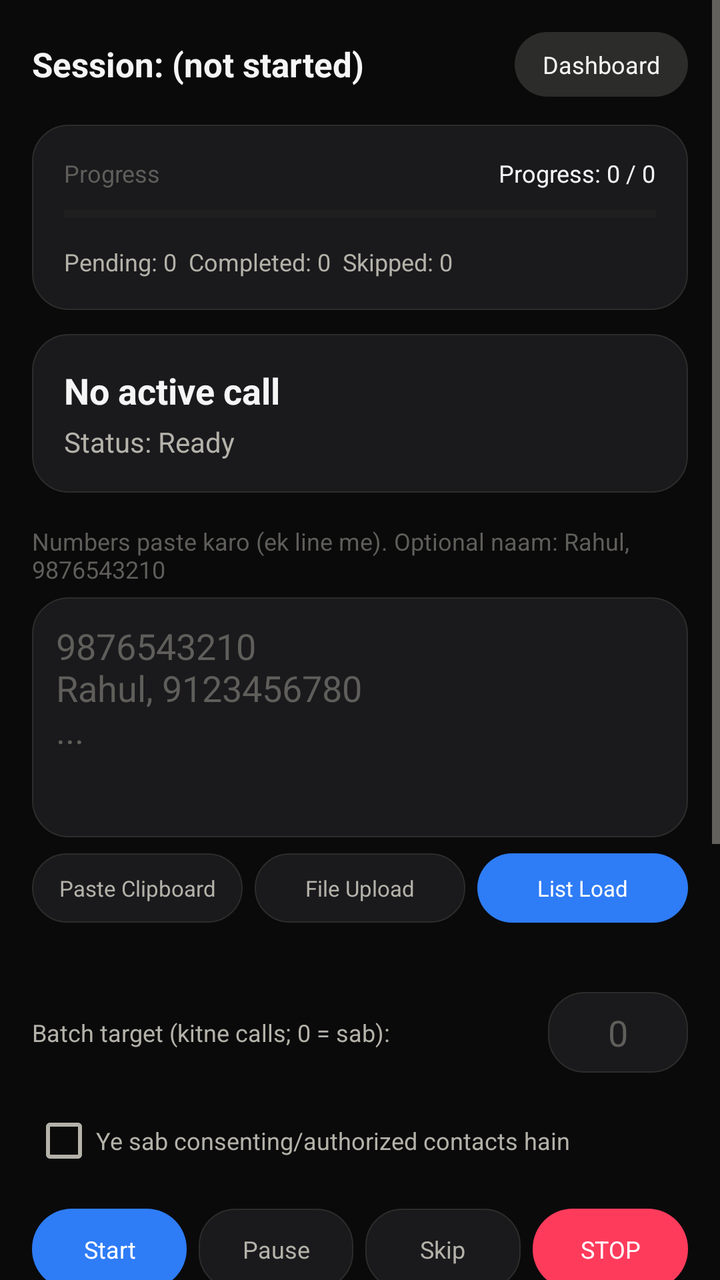
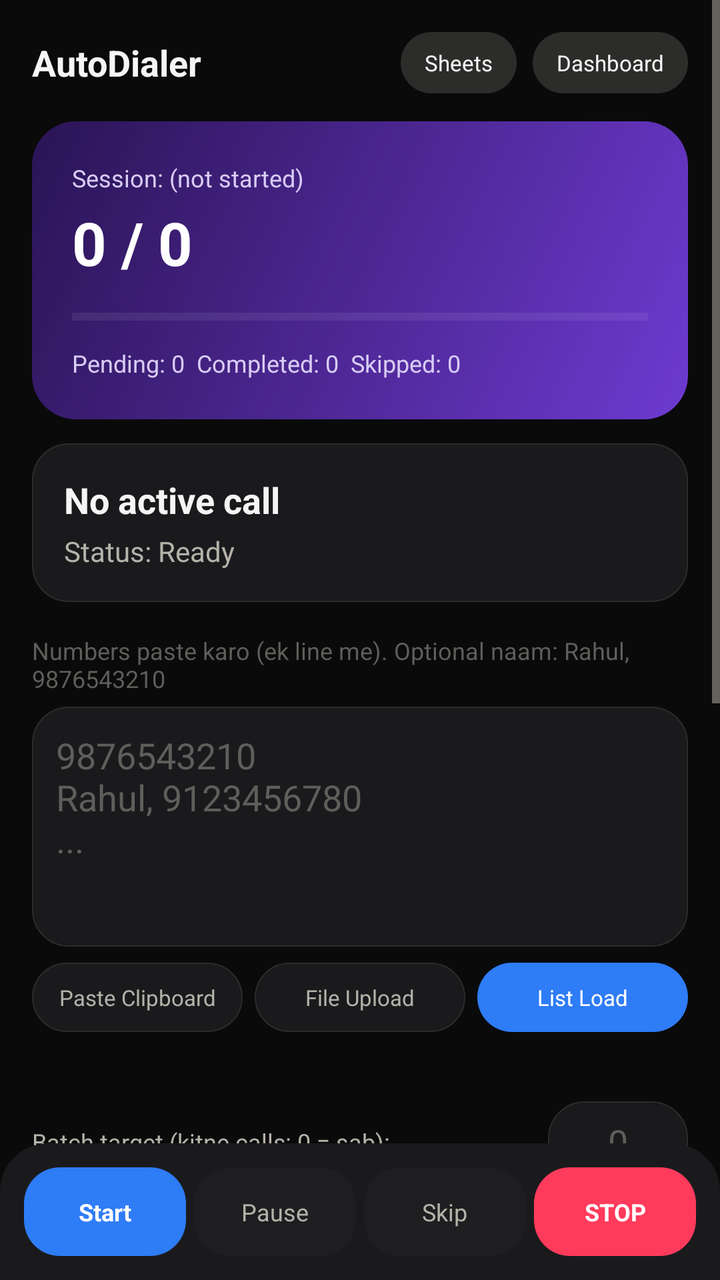

An Android layout rendered at two revisions. The XML below is the earlier revision; the diff shows what the commit changed to produce the second picture.
<!-- AndroidManifest.xml: application theme Theme.AutoDialer -->
<!-- res/layout/activity_main.xml -->
<?xml version="1.0" encoding="utf-8"?>
<FrameLayout xmlns:android="http://schemas.android.com/apk/res/android"
    android:layout_width="match_parent"
    android:layout_height="match_parent"
    android:background="@color/bg_dark">

    <ScrollView
        android:layout_width="match_parent"
        android:layout_height="match_parent">

        <LinearLayout
            android:layout_width="match_parent"
            android:layout_height="wrap_content"
            android:orientation="vertical"
            android:padding="16dp">

            <LinearLayout
                android:layout_width="match_parent"
                android:layout_height="wrap_content"
                android:orientation="horizontal"
                android:gravity="center_vertical">

                <TextView
                    android:id="@+id/tvSessionName"
                    android:layout_width="0dp"
                    android:layout_weight="1"
                    android:layout_height="wrap_content"
                    android:text="Session: (not started)"
                    android:textStyle="bold"
                    android:textColor="@color/text_primary_dark"
                    android:textSize="17sp"/>

                <TextView
                    android:id="@+id/btnDashboard"
                    android:layout_width="wrap_content"
                    android:layout_height="wrap_content"
                    android:background="@drawable/bg_avatar"
                    android:paddingStart="14dp"
                    android:paddingEnd="14dp"
                    android:paddingTop="8dp"
                    android:paddingBottom="8dp"
                    android:textColor="@color/text_primary_dark"
                    android:textSize="12sp"
                    android:text="Dashboard"/>
            </LinearLayout>

            <LinearLayout
                android:layout_width="match_parent"
                android:layout_height="wrap_content"
                android:orientation="vertical"
                android:background="@drawable/bg_card"
                android:padding="16dp"
                android:layout_marginTop="14dp">

                <LinearLayout
                    android:layout_width="match_parent"
                    android:layout_height="wrap_content"
                    android:orientation="horizontal">

                    <TextView
                        android:layout_width="0dp"
                        android:layout_weight="1"
                        android:layout_height="wrap_content"
                        android:text="Progress"
                        android:textColor="@color/text_muted_dark"
                        android:textSize="12sp"/>

                    <TextView
                        android:id="@+id/tvProgress"
                        android:layout_width="wrap_content"
                        android:layout_height="wrap_content"
                        android:text="Progress: 0 / 0"
                        android:textColor="@color/text_primary_dark"
                        android:textSize="12sp"/>
                </LinearLayout>

                <ProgressBar
                    android:id="@+id/progressBar"
                    style="?android:attr/progressBarStyleHorizontal"
                    android:layout_width="match_parent"
                    android:layout_height="8dp"
                    android:layout_marginTop="8dp"
                    android:progressTint="@color/progress_fill"
                    android:progressBackgroundTint="@color/progress_track"
                    android:max="100"
                    android:progress="0"/>

                <TextView
                    android:id="@+id/tvCounts"
                    android:layout_width="wrap_content"
                    android:layout_height="wrap_content"
                    android:layout_marginTop="12dp"
                    android:textColor="@color/text_secondary_dark"
                    android:textSize="12sp"
                    android:text="Pending: 0  Completed: 0  Skipped: 0"/>
            </LinearLayout>

            <LinearLayout
                android:layout_width="match_parent"
                android:layout_height="wrap_content"
                android:orientation="vertical"
                android:background="@drawable/bg_card"
                android:padding="16dp"
                android:layout_marginTop="12dp">

                <TextView
                    android:id="@+id/tvCurrentLead"
                    android:layout_width="wrap_content"
                    android:layout_height="wrap_content"
                    android:textStyle="bold"
                    android:textColor="@color/text_primary_dark"
                    android:textSize="18sp"
                    android:text="No active call"/>

                <TextView
                    android:id="@+id/tvStatus"
                    android:layout_width="wrap_content"
                    android:layout_height="wrap_content"
                    android:layout_marginTop="4dp"
                    android:textColor="@color/text_secondary_dark"
                    android:text="Status: Ready"/>
            </LinearLayout>

            <TextView
                android:layout_width="wrap_content"
                android:layout_height="wrap_content"
                android:layout_marginTop="16dp"
                android:text="Numbers paste karo (ek line me). Optional naam: Rahul, 9876543210"
                android:textColor="@color/text_muted_dark"
                android:textSize="12sp"/>

            <EditText
                android:id="@+id/etNumbers"
                android:layout_width="match_parent"
                android:layout_height="120dp"
                android:gravity="top|start"
                android:hint="9876543210&#10;Rahul, 9123456780&#10;..."
                android:inputType="textMultiLine"
                android:background="@drawable/bg_card"
                android:textColor="@color/text_primary_dark"
                android:textColorHint="@color/text_muted_dark"
                android:padding="12dp"
                android:layout_marginTop="6dp"/>

            <LinearLayout
                android:layout_width="match_parent"
                android:layout_height="wrap_content"
                android:orientation="horizontal"
                android:layout_marginTop="8dp">

                <TextView
                    android:id="@+id/btnPasteClipboard"
                    android:layout_width="0dp"
                    android:layout_weight="1"
                    android:layout_height="wrap_content"
                    android:background="@drawable/bg_card"
                    android:gravity="center"
                    android:padding="10dp"
                    android:textColor="@color/text_secondary_dark"
                    android:textSize="11sp"
                    android:text="Paste Clipboard"/>

                <TextView
                    android:id="@+id/btnImportFile"
                    android:layout_width="0dp"
                    android:layout_weight="1"
                    android:layout_height="wrap_content"
                    android:layout_marginStart="6dp"
                    android:background="@drawable/bg_card"
                    android:gravity="center"
                    android:padding="10dp"
                    android:textColor="@color/text_secondary_dark"
                    android:textSize="11sp"
                    android:text="File Upload"/>

                <TextView
                    android:id="@+id/btnLoadList"
                    android:layout_width="0dp"
                    android:layout_weight="1"
                    android:layout_height="wrap_content"
                    android:layout_marginStart="6dp"
                    android:background="@drawable/bg_pill_resume"
                    android:gravity="center"
                    android:padding="10dp"
                    android:textColor="@color/resume_text"
                    android:textSize="11sp"
                    android:text="List Load"/>
            </LinearLayout>

            <TextView
                android:id="@+id/tvDuplicateInfo"
                android:layout_width="wrap_content"
                android:layout_height="wrap_content"
                android:layout_marginTop="6dp"
                android:textColor="@color/no_bg"
                android:textSize="11sp"
                android:text=""/>

            <LinearLayout
                android:layout_width="match_parent"
                android:layout_height="wrap_content"
                android:orientation="horizontal"
                android:layout_marginTop="14dp"
                android:gravity="center_vertical">

                <TextView
                    android:layout_width="0dp"
                    android:layout_weight="1"
                    android:layout_height="wrap_content"
                    android:textColor="@color/text_secondary_dark"
                    android:textSize="12sp"
                    android:text="Batch target (kitne calls; 0 = sab):"/>

                <EditText
                    android:id="@+id/etBatchTarget"
                    android:layout_width="70dp"
                    android:layout_height="wrap_content"
                    android:inputType="number"
                    android:hint="0"
                    android:textColor="@color/text_primary_dark"
                    android:textColorHint="@color/text_muted_dark"
                    android:background="@drawable/bg_card"
                    android:padding="8dp"
                    android:gravity="center"/>
            </LinearLayout>

            <CheckBox
                android:id="@+id/cbConsent"
                android:layout_width="match_parent"
                android:layout_height="wrap_content"
                android:layout_marginTop="10dp"
                android:textColor="@color/text_secondary_dark"
                android:text="Ye sab consenting/authorized contacts hain"
                android:textSize="12sp"/>

            <LinearLayout
                android:layout_width="match_parent"
                android:layout_height="wrap_content"
                android:orientation="horizontal"
                android:layout_marginTop="10dp">

                <TextView
                    android:id="@+id/btnStart"
                    android:layout_width="0dp"
                    android:layout_weight="1"
                    android:layout_height="wrap_content"
                    android:background="@drawable/bg_pill_resume"
                    android:gravity="center"
                    android:padding="12dp"
                    android:textColor="@color/resume_text"
                    android:textSize="12sp"
                    android:text="Start"/>

                <TextView
                    android:id="@+id/btnPause"
                    android:layout_width="0dp"
                    android:layout_weight="1"
                    android:layout_height="wrap_content"
                    android:layout_marginStart="6dp"
                    android:background="@drawable/bg_card"
                    android:gravity="center"
                    android:padding="12dp"
                    android:textColor="@color/text_secondary_dark"
                    android:textSize="12sp"
                    android:text="Pause"/>

                <TextView
                    android:id="@+id/btnSkip"
                    android:layout_width="0dp"
                    android:layout_weight="1"
                    android:layout_height="wrap_content"
                    android:layout_marginStart="6dp"
                    android:background="@drawable/bg_card"
                    android:gravity="center"
                    android:padding="12dp"
                    android:textColor="@color/text_secondary_dark"
                    android:textSize="12sp"
                    android:text="Skip"/>

                <TextView
                    android:id="@+id/btnStop"
                    android:layout_width="0dp"
                    android:layout_weight="1"
                    android:layout_height="wrap_content"
                    android:layout_marginStart="6dp"
                    android:background="@drawable/bg_pill_no"
                    android:gravity="center"
                    android:padding="12dp"
                    android:textColor="@color/no_text"
                    android:textSize="12sp"
                    android:text="STOP"/>
            </LinearLayout>

            <TextView
                android:id="@+id/tvResumeBanner"
                android:layout_width="match_parent"
                android:layout_height="wrap_content"
                android:layout_marginTop="10dp"
                android:padding="10dp"
                android:background="@drawable/bg_pill_info"
                android:textColor="@color/info_text"
                android:visibility="gone"
                android:text="Pichla session mila - Resume Session dabao"/>

            <androidx.recyclerview.widget.RecyclerView
                android:id="@+id/rvNumbers"
                android:layout_width="match_parent"
                android:layout_height="300dp"
                android:layout_marginTop="10dp"/>

        </LinearLayout>
    </ScrollView>

    <LinearLayout
        android:id="@+id/overlayOutcome"
        android:layout_width="match_parent"
        android:layout_height="match_parent"
        android:orientation="vertical"
        android:gravity="center"
        android:visibility="gone"
        android:padding="20dp"
        android:background="#0A0A0B">

        <TextView
            android:layout_width="wrap_content"
            android:layout_height="wrap_content"
            android:layout_marginBottom="16dp"
            android:text="Call khatam — agla option chuno"
            android:textColor="@color/text_muted_dark"
            android:textSize="13sp"/>

        <LinearLayout
            android:layout_width="match_parent"
            android:layout_height="0dp"
            android:layout_weight="1"
            android:orientation="horizontal">

            <TextView
                android:id="@+id/btnOutcomeResume"
                android:layout_width="0dp"
                android:layout_weight="1"
                android:layout_height="match_parent"
                android:layout_marginEnd="6dp"
                android:layout_marginBottom="6dp"
                android:background="@drawable/bg_glow_box_resume"
                android:gravity="center"
                android:elevation="16dp"
                android:textColor="@color/resume_text"
                android:textSize="20sp"
                android:textStyle="bold"
                android:text="RESUME"/>

            <TextView
                android:id="@+id/btnOutcomeNo"
                android:layout_width="0dp"
                android:layout_weight="1"
                android:layout_height="match_parent"
                android:layout_marginStart="6dp"
                android:layout_marginBottom="6dp"
                android:background="@drawable/bg_glow_box_no"
                android:gravity="center"
                android:elevation="16dp"
                android:textColor="@color/no_text"
                android:textSize="20sp"
                android:textStyle="bold"
                android:text="NO"/>
        </LinearLayout>

        <LinearLayout
            android:layout_width="match_parent"
            android:layout_height="0dp"
            android:layout_weight="1"
            android:orientation="horizontal">

            <TextView
                android:id="@+id/btnOutcomePositive"
                android:layout_width="0dp"
                android:layout_weight="1"
                android:layout_height="match_parent"
                android:layout_marginEnd="6dp"
                android:layout_marginTop="6dp"
                android:background="@drawable/bg_glow_box_positive"
                android:gravity="center"
                android:elevation="16dp"
                android:textColor="@color/positive_text"
                android:textSize="20sp"
                android:textStyle="bold"
                android:text="POSITIVE"/>

            <TextView
                android:id="@+id/btnOutcomeInfo"
                android:layout_width="0dp"
                android:layout_weight="1"
                android:layout_height="match_parent"
                android:layout_marginStart="6dp"
                android:layout_marginTop="6dp"
                android:background="@drawable/bg_glow_box_info"
                android:gravity="center"
                android:elevation="16dp"
                android:textColor="@color/info_text"
                android:textSize="20sp"
                android:textStyle="bold"
                android:text="INFO"/>
        </LinearLayout>
    </LinearLayout>

</FrameLayout>
<!-- resources referenced by this layout -->
<resources>
  <color name="bg_dark">#0A0A0B</color>
  <color name="info_text">#412402</color>
  <color name="no_bg">#FF3B5C</color>
  <color name="no_text">#FFFFFF</color>
  <color name="positive_text">#06341A</color>
  <color name="progress_fill">#2ED47A</color>
  <color name="progress_track">#2C2C2A</color>
  <color name="resume_text">#FFFFFF</color>
  <color name="text_muted_dark">#5F5E5A</color>
  <color name="text_primary_dark">#F5F5F5</color>
  <color name="text_secondary_dark">#B4B2A9</color>
  <!-- drawable bg_avatar (drawable) -->
  <?xml version="1.0" encoding="utf-8"?>
  <shape xmlns:android="http://schemas.android.com/apk/res/android">
      <solid android:color="@color/border_dark"/>
      <corners android:radius="24dp"/>
  </shape>
  <!-- drawable bg_card (drawable) -->
  <?xml version="1.0" encoding="utf-8"?>
  <shape xmlns:android="http://schemas.android.com/apk/res/android">
      <solid android:color="@color/surface_dark"/>
      <corners android:radius="18dp"/>
      <stroke android:width="0.5dp" android:color="@color/border_dark"/>
  </shape>
  <!-- drawable bg_glow_box_info (drawable) -->
  <?xml version="1.0" encoding="utf-8"?>
  <layer-list xmlns:android="http://schemas.android.com/apk/res/android">
      <item>
          <shape android:shape="rectangle">
              <solid android:color="@color/info_bg"/>
              <corners android:radius="18dp"/>
          </shape>
      </item>
  </layer-list>
  <!-- drawable bg_glow_box_no (drawable) -->
  <?xml version="1.0" encoding="utf-8"?>
  <layer-list xmlns:android="http://schemas.android.com/apk/res/android">
      <item>
          <shape android:shape="rectangle">
              <solid android:color="@color/no_bg"/>
              <corners android:radius="18dp"/>
          </shape>
      </item>
  </layer-list>
  <!-- drawable bg_pill_info (drawable) -->
  <?xml version="1.0" encoding="utf-8"?>
  <shape xmlns:android="http://schemas.android.com/apk/res/android">
      <solid android:color="@color/info_bg"/>
      <corners android:radius="20dp"/>
  </shape>
  <!-- drawable bg_pill_no (drawable) -->
  <?xml version="1.0" encoding="utf-8"?>
  <shape xmlns:android="http://schemas.android.com/apk/res/android">
      <solid android:color="@color/no_bg"/>
      <corners android:radius="20dp"/>
  </shape>
  <!-- drawable bg_pill_resume (drawable) -->
  <?xml version="1.0" encoding="utf-8"?>
  <shape xmlns:android="http://schemas.android.com/apk/res/android">
      <solid android:color="@color/resume_bg"/>
      <corners android:radius="20dp"/>
  </shape>
  <color name="border_dark">#2C2C2A</color>
  <color name="surface_dark">#1A1A1D</color>
  <color name="info_bg">#FFB020</color>
  <color name="positive_bg">#2ED47A</color>
  <color name="resume_bg">#2E7CF6</color>
  <!-- unchanged entries left out for length: 3 -->
</resources>

<!-- the commit's change to res/layout/activity_main.xml (unified diff, before → after) -->
@@ -6,7 +6,9 @@
 
     <ScrollView
         android:layout_width="match_parent"
-        android:layout_height="match_parent">
+        android:layout_height="match_parent"
+        android:paddingBottom="86dp"
+        android:clipToPadding="false">
 
         <LinearLayout
             android:layout_width="match_parent"
@@ -14,6 +16,7 @@
             android:orientation="vertical"
             android:padding="16dp">
 
+            
             <LinearLayout
                 android:layout_width="match_parent"
                 android:layout_height="wrap_content"
@@ -21,67 +24,77 @@
                 android:gravity="center_vertical">
 
                 <TextView
-                    android:id="@+id/tvSessionName"
                     android:layout_width="0dp"
                     android:layout_weight="1"
                     android:layout_height="wrap_content"
-                    android:text="Session: (not started)"
+                    android:text="AutoDialer"
                     android:textStyle="bold"
                     android:textColor="@color/text_primary_dark"
-                    android:textSize="17sp"/>
-
-                <TextView
-                    android:id="@+id/btnDashboard"
+                    android:textSize="18sp"/>
+
+                <TextView
+                    android:id="@+id/btnSheets"
                     android:layout_width="wrap_content"
                     android:layout_height="wrap_content"
                     android:background="@drawable/bg_avatar"
-                    android:paddingStart="14dp"
-                    android:paddingEnd="14dp"
+                    android:paddingStart="12dp"
+                    android:paddingEnd="12dp"
                     android:paddingTop="8dp"
                     android:paddingBottom="8dp"
                     android:textColor="@color/text_primary_dark"
-                    android:textSize="12sp"
+                    android:textSize="11sp"
+                    android:text="Sheets"/>
+
+                <TextView
+                    android:id="@+id/btnDashboard"
+                    android:layout_width="wrap_content"
+                    android:layout_height="wrap_content"
+                    android:layout_marginStart="8dp"
+                    android:background="@drawable/bg_avatar"
+                    android:paddingStart="12dp"
+                    android:paddingEnd="12dp"
+                    android:paddingTop="8dp"
+                    android:paddingBottom="8dp"
+                    android:textColor="@color/text_primary_dark"
+                    android:textSize="11sp"
                     android:text="Dashboard"/>
             </LinearLayout>
 
+            
             <LinearLayout
                 android:layout_width="match_parent"
                 android:layout_height="wrap_content"
                 android:orientation="vertical"
-                android:background="@drawable/bg_card"
-                android:padding="16dp"
+                android:background="@drawable/bg_hero_gradient"
+                android:padding="20dp"
                 android:layout_marginTop="14dp">
 
-                <LinearLayout
-                    android:layout_width="match_parent"
-                    android:layout_height="wrap_content"
-                    android:orientation="horizontal">
-
-                    <TextView
-                        android:layout_width="0dp"
-                        android:layout_weight="1"
-                        android:layout_height="wrap_content"
-                        android:text="Progress"
-                        android:textColor="@color/text_muted_dark"
-                        android:textSize="12sp"/>
-
-                    <TextView
-                        android:id="@+id/tvProgress"
-                        android:layout_width="wrap_content"
-                        android:layout_height="wrap_content"
-                        android:text="Progress: 0 / 0"
-                        android:textColor="@color/text_primary_dark"
-                        android:textSize="12sp"/>
-                </LinearLayout>
+                <TextView
+                    android:id="@+id/tvSessionName"
+                    android:layout_width="wrap_content"
+                    android:layout_height="wrap_content"
+                    android:textColor="#D8CCF5"
+                    android:textSize="12sp"
+                    android:text="Session: (not started)"/>
+
+                <TextView
+                    android:id="@+id/tvProgress"
+                    android:layout_width="wrap_content"
+                    android:layout_height="wrap_content"
+                    android:layout_marginTop="4dp"
+                    android:textColor="#FFFFFF"
+                    android:textStyle="bold"
+                    android:textSize="30sp"
+                    android:text="0 / 0"/>
 
                 <ProgressBar
                     android:id="@+id/progressBar"
                     style="?android:attr/progressBarStyleHorizontal"
                     android:layout_width="match_parent"
-                    android:layout_height="8dp"
-                    android:layout_marginTop="8dp"
-                    android:progressTint="@color/progress_fill"
-                    android:progressBackgroundTint="@color/progress_track"
+                    android:layout_height="6dp"
+                    android:layout_marginTop="14dp"
+                    android:progressTint="#FFFFFF"
+                    android:progressBackgroundTint="#40FFFFFF"
                     android:max="100"
                     android:progress="0"/>
 
@@ -90,11 +103,12 @@
                     android:layout_width="wrap_content"
                     android:layout_height="wrap_content"
                     android:layout_marginTop="12dp"
-                    android:textColor="@color/text_secondary_dark"
+                    android:textColor="#D8CCF5"
                     android:textSize="12sp"
                     android:text="Pending: 0  Completed: 0  Skipped: 0"/>
             </LinearLayout>
 
+            
             <LinearLayout
                 android:layout_width="match_parent"
                 android:layout_height="wrap_content"
@@ -233,64 +247,6 @@
                 android:text="Ye sab consenting/authorized contacts hain"
                 android:textSize="12sp"/>
 
-            <LinearLayout
-                android:layout_width="match_parent"
-                android:layout_height="wrap_content"
-                android:orientation="horizontal"
-                android:layout_marginTop="10dp">
-
-                <TextView
-                    android:id="@+id/btnStart"
-                    android:layout_width="0dp"
-                    android:layout_weight="1"
-                    android:layout_height="wrap_content"
-                    android:background="@drawable/bg_pill_resume"
-                    android:gravity="center"
-                    android:padding="12dp"
-                    android:textColor="@color/resume_text"
-                    android:textSize="12sp"
-                    android:text="Start"/>
-
-                <TextView
-                    android:id="@+id/btnPause"
-                    android:layout_width="0dp"
-                    android:layout_weight="1"
-                    android:layout_height="wrap_content"
-                    android:layout_marginStart="6dp"
-                    android:background="@drawable/bg_card"
-                    android:gravity="center"
-                    android:padding="12dp"
-                    android:textColor="@color/text_secondary_dark"
-                    android:textSize="12sp"
-                    android:text="Pause"/>
-
-                <TextView
-                    android:id="@+id/btnSkip"
-                    android:layout_width="0dp"
-                    android:layout_weight="1"
-                    android:layout_height="wrap_content"
-                    android:layout_marginStart="6dp"
-                    android:background="@drawable/bg_card"
-                    android:gravity="center"
-                    android:padding="12dp"
-                    android:textColor="@color/text_secondary_dark"
-                    android:textSize="12sp"
-                    android:text="Skip"/>
-
-                <TextView
-                    android:id="@+id/btnStop"
-                    android:layout_width="0dp"
-                    android:layout_weight="1"
-                    android:layout_height="wrap_content"
-                    android:layout_marginStart="6dp"
-                    android:background="@drawable/bg_pill_no"
-                    android:gravity="center"
-                    android:padding="12dp"
-                    android:textColor="@color/no_text"
-                    android:textSize="12sp"
-                    android:text="STOP"/>
-            </LinearLayout>
-
             <TextView
                 android:id="@+id/tvResumeBanner"
                 android:layout_width="match_parent"
@@ -302,15 +258,89 @@
                 android:visibility="gone"
                 android:text="Pichla session mila - Resume Session dabao"/>
 
+            <TextView
+                android:layout_width="wrap_content"
+                android:layout_height="wrap_content"
+                android:layout_marginTop="16dp"
+                android:text="Numbers"
+                android:textColor="@color/text_primary_dark"
+                android:textStyle="bold"
+                android:textSize="14sp"/>
+
             <androidx.recyclerview.widget.RecyclerView
                 android:id="@+id/rvNumbers"
                 android:layout_width="match_parent"
                 android:layout_height="300dp"
-                android:layout_marginTop="10dp"/>
+                android:layout_marginTop="8dp"/>
 
         </LinearLayout>
     </ScrollView>
 
+    
+    <LinearLayout
+        android:layout_width="match_parent"
+        android:layout_height="wrap_content"
+        android:layout_gravity="bottom"
+        android:orientation="horizontal"
+        android:background="@drawable/bg_dock"
+        android:padding="12dp"
+        android:gravity="center">
+
+        <TextView
+            android:id="@+id/btnStart"
+            android:layout_width="0dp"
+            android:layout_weight="1"
+            android:layout_height="wrap_content"
+            android:layout_marginEnd="4dp"
+            android:background="@drawable/bg_dock_icon_resume"
+            android:gravity="center"
+            android:padding="14dp"
+            android:textColor="@color/resume_text"
+            android:textSize="12sp"
+            android:textStyle="bold"
+            android:text="Start"/>
+
+        <TextView
+            android:id="@+id/btnPause"
+            android:layout_width="0dp"
+            android:layout_weight="1"
+            android:layout_height="wrap_content"
+            android:layout_marginEnd="4dp"
+            android:background="@drawable/bg_dock_icon"
+            android:gravity="center"
+            android:padding="14dp"
+            android:textColor="@color/text_secondary_dark"
+            android:textSize="12sp"
+            android:text="Pause"/>
+
+        <TextView
+            android:id="@+id/btnSkip"
+            android:layout_width="0dp"
+            android:layout_weight="1"
+            android:layout_height="wrap_content"
+            android:layout_marginEnd="4dp"
+            android:background="@drawable/bg_dock_icon"
+            android:gravity="center"
+            android:padding="14dp"
+            android:textColor="@color/text_secondary_dark"
+            android:textSize="12sp"
+            android:text="Skip"/>
+
+        <TextView
+            android:id="@+id/btnStop"
+            android:layout_width="0dp"
+            android:layout_weight="1"
+            android:layout_height="wrap_content"
+            android:background="@drawable/bg_dock_icon_no"
+            android:gravity="center"
+            android:padding="14dp"
+            android:textColor="@color/no_text"
+            android:textSize="12sp"
+            android:textStyle="bold"
+            android:text="STOP"/>
+    </LinearLayout>
+
+    
     <LinearLayout
         android:id="@+id/overlayOutcome"
         android:layout_width="match_parent"
<!-- resource entries referenced after the edit -->
@@ -5,8 +5,6 @@
   <color name="no_bg">#FF3B5C</color>
   <color name="no_text">#FFFFFF</color>
   <color name="positive_text">#06341A</color>
-  <color name="progress_fill">#2ED47A</color>
-  <color name="progress_track">#2C2C2A</color>
   <color name="resume_text">#FFFFFF</color>
   <color name="text_muted_dark">#5F5E5A</color>
   <color name="text_primary_dark">#F5F5F5</color>
@@ -23,6 +21,34 @@
       <solid android:color="@color/surface_dark"/>
       <corners android:radius="18dp"/>
       <stroke android:width="0.5dp" android:color="@color/border_dark"/>
+  </shape>
+  <!-- drawable bg_dock (drawable) -->
+  <?xml version="1.0" encoding="utf-8"?>
+  <shape xmlns:android="http://schemas.android.com/apk/res/android">
+      <solid android:color="@color/dock_bg"/>
+      <corners
+          android:topLeftRadius="24dp"
+          android:topRightRadius="24dp"
+          android:bottomLeftRadius="0dp"
+          android:bottomRightRadius="0dp"/>
+  </shape>
+  <!-- drawable bg_dock_icon (drawable) -->
+  <?xml version="1.0" encoding="utf-8"?>
+  <shape xmlns:android="http://schemas.android.com/apk/res/android">
+      <solid android:color="@color/surface_dark_2"/>
+      <corners android:radius="18dp"/>
+  </shape>
+  <!-- drawable bg_dock_icon_no (drawable) -->
+  <?xml version="1.0" encoding="utf-8"?>
+  <shape xmlns:android="http://schemas.android.com/apk/res/android">
+      <solid android:color="@color/no_bg"/>
+      <corners android:radius="18dp"/>
+  </shape>
+  <!-- drawable bg_dock_icon_resume (drawable) -->
+  <?xml version="1.0" encoding="utf-8"?>
+  <shape xmlns:android="http://schemas.android.com/apk/res/android">
+      <solid android:color="@color/resume_bg"/>
+      <corners android:radius="18dp"/>
   </shape>
   <!-- drawable bg_glow_box_info (drawable) -->
   <?xml version="1.0" encoding="utf-8"?>
@@ -44,16 +70,19 @@
           </shape>
       </item>
   </layer-list>
+  <!-- drawable bg_hero_gradient (drawable) -->
+  <?xml version="1.0" encoding="utf-8"?>
+  <shape xmlns:android="http://schemas.android.com/apk/res/android">
+      <gradient
+          android:startColor="@color/gradient_top"
+          android:endColor="@color/gradient_bottom"
+          android:angle="135"/>
+      <corners android:radius="22dp"/>
+  </shape>
   <!-- drawable bg_pill_info (drawable) -->
   <?xml version="1.0" encoding="utf-8"?>
   <shape xmlns:android="http://schemas.android.com/apk/res/android">
       <solid android:color="@color/info_bg"/>
-      <corners android:radius="20dp"/>
-  </shape>
-  <!-- drawable bg_pill_no (drawable) -->
-  <?xml version="1.0" encoding="utf-8"?>
-  <shape xmlns:android="http://schemas.android.com/apk/res/android">
-      <solid android:color="@color/no_bg"/>
       <corners android:radius="20dp"/>
   </shape>
   <!-- drawable bg_pill_resume (drawable) -->
@@ -64,8 +93,12 @@
   </shape>
   <color name="border_dark">#2C2C2A</color>
   <color name="surface_dark">#1A1A1D</color>
+  <color name="dock_bg">#1A1A1D</color>
+  <color name="surface_dark_2">#1E1E20</color>
   <color name="info_bg">#FFB020</color>
   <color name="positive_bg">#2ED47A</color>
+  <color name="gradient_top">#6E3AD1</color>
+  <color name="gradient_bottom">#2A1454</color>
   <color name="resume_bg">#2E7CF6</color>
   <!-- unchanged entries left out for length: 3 -->
 </resources>
